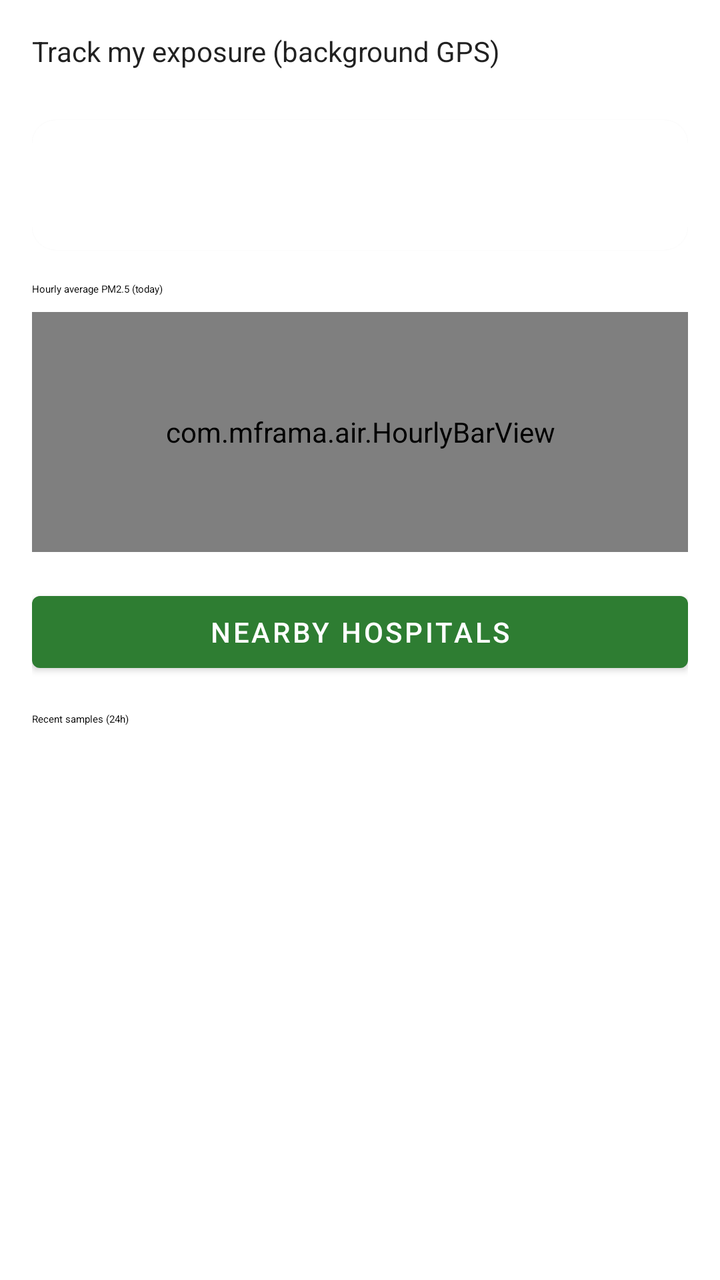
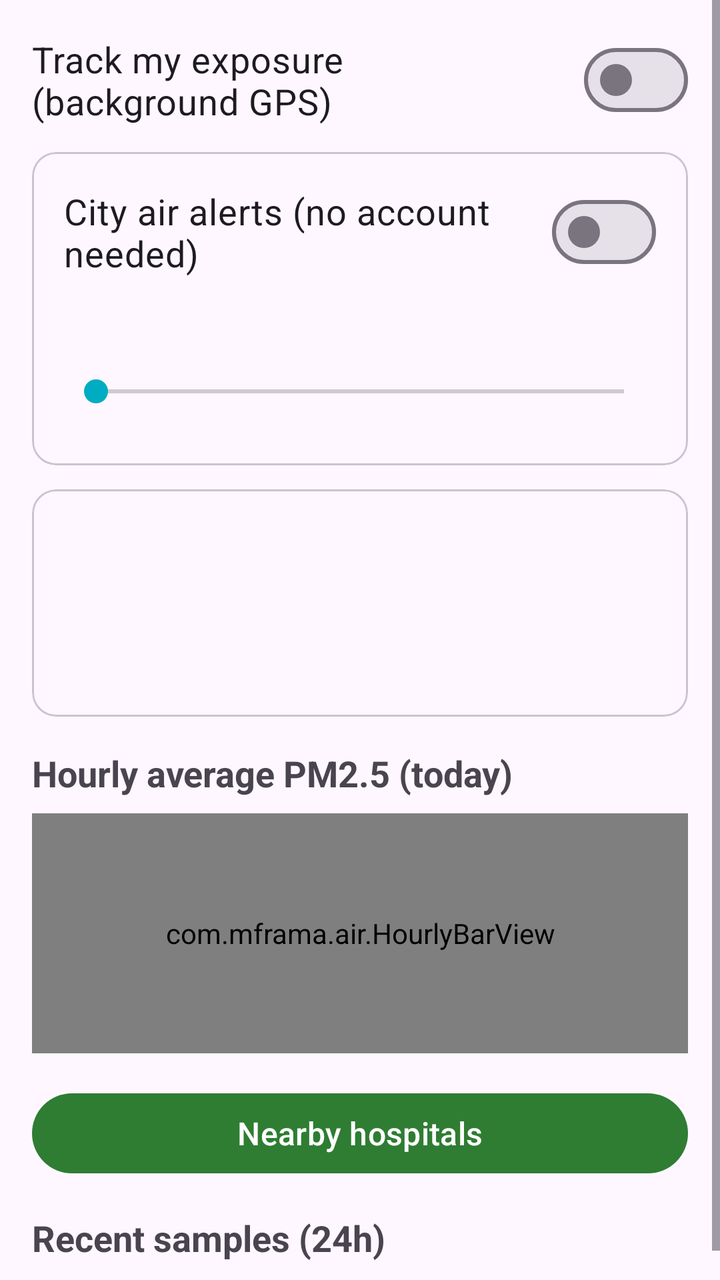

The first picture is an Android layout as it rendered before a commit; the second is the same layout after the commit. The layout source and the unified diff follow.
<!-- AndroidManifest.xml: application theme Theme.Mframa -->
<!-- res/layout/fragment_exposure.xml -->
<?xml version="1.0" encoding="utf-8"?>
<ScrollView xmlns:android="http://schemas.android.com/apk/res/android"
    xmlns:app="http://schemas.android.com/apk/res-auto"
    android:layout_width="match_parent"
    android:layout_height="match_parent">

    <LinearLayout
        android:layout_width="match_parent"
        android:layout_height="wrap_content"
        android:orientation="vertical"
        android:padding="16dp">

        <com.google.android.material.materialswitch.MaterialSwitch
            android:id="@+id/toggle_service"
            android:layout_width="match_parent"
            android:layout_height="wrap_content"
            android:text="@string/exposure_toggle"
            app:showText="false" />

        <com.google.android.material.card.MaterialCardView
            android:layout_width="match_parent"
            android:layout_height="wrap_content"
            android:layout_marginTop="12dp"
            app:cardCornerRadius="12dp">

            <LinearLayout
                android:layout_width="match_parent"
                android:layout_height="wrap_content"
                android:orientation="vertical"
                android:padding="16dp">

                <TextView
                    android:id="@+id/txt_pm25"
                    android:layout_width="match_parent"
                    android:layout_height="wrap_content"
                    android:textAppearance="?attr/textAppearanceTitleMedium" />

                <TextView
                    android:id="@+id/txt_dose"
                    android:layout_width="match_parent"
                    android:layout_height="wrap_content"
                    android:layout_marginTop="8dp"
                    android:textAppearance="?attr/textAppearanceBodyLarge" />

                <TextView
                    android:id="@+id/txt_cigs"
                    android:layout_width="match_parent"
                    android:layout_height="wrap_content"
                    android:layout_marginTop="4dp"
                    android:textAppearance="?attr/textAppearanceBodyLarge" />
            </LinearLayout>
        </com.google.android.material.card.MaterialCardView>

        <TextView
            android:layout_width="match_parent"
            android:layout_height="wrap_content"
            android:layout_marginTop="16dp"
            android:text="@string/exposure_hourly"
            android:textAppearance="?attr/textAppearanceTitleSmall" />

        <com.mframa.air.HourlyBarView
            android:id="@+id/hourly_bars"
            android:layout_width="match_parent"
            android:layout_height="120dp"
            android:layout_marginTop="8dp" />

        <Button
            android:id="@+id/btn_hospitals"
            android:layout_width="match_parent"
            android:layout_height="wrap_content"
            android:layout_marginTop="16dp"
            android:text="@string/hospitals_title" />

        <TextView
            android:layout_width="match_parent"
            android:layout_height="wrap_content"
            android:layout_marginTop="16dp"
            android:text="@string/exposure_recent"
            android:textAppearance="?attr/textAppearanceTitleSmall" />

        <androidx.recyclerview.widget.RecyclerView
            android:id="@+id/samples_list"
            android:layout_width="match_parent"
            android:layout_height="wrap_content"
            android:layout_marginTop="8dp"
            android:nestedScrollingEnabled="false" />
    </LinearLayout>
</ScrollView>
<!-- resources referenced by this layout -->
<resources>
  <string name="exposure_hourly">Hourly average PM2.5 (today)</string>
  <string name="exposure_recent">Recent samples (24h)</string>
  <string name="exposure_toggle">Track my exposure (background GPS)</string>
  <string name="hospitals_title">Nearby hospitals</string>
  <style name="Theme.Mframa" parent="Theme.MaterialComponents.DayNight.NoActionBar">
          <item name="colorPrimary">@color/mframa_primary</item>
          <item name="colorPrimaryVariant">@color/mframa_primary_dark</item>
          <item name="colorSecondary">@color/mframa_accent</item>
      </style>
  <color name="mframa_primary">#2E7D32</color>
  <color name="mframa_primary_dark">#1B5E20</color>
  <color name="mframa_accent">#00ACC1</color>
</resources>

<!-- the commit's change to res/layout/fragment_exposure.xml (unified diff, before → after) -->
@@ -15,7 +15,47 @@
             android:layout_width="match_parent"
             android:layout_height="wrap_content"
             android:text="@string/exposure_toggle"
+            android:textSize="18sp"
             app:showText="false" />
+
+        <com.google.android.material.card.MaterialCardView
+            android:layout_width="match_parent"
+            android:layout_height="wrap_content"
+            android:layout_marginTop="12dp"
+            app:cardCornerRadius="12dp">
+
+            <LinearLayout
+                android:layout_width="match_parent"
+                android:layout_height="wrap_content"
+                android:orientation="vertical"
+                android:padding="16dp">
+
+                <com.google.android.material.materialswitch.MaterialSwitch
+                    android:id="@+id/toggle_alerts"
+                    android:layout_width="match_parent"
+                    android:layout_height="wrap_content"
+                    android:text="@string/alerts_toggle"
+                    android:textSize="18sp"
+                    app:showText="false" />
+
+                <TextView
+                    android:id="@+id/txt_threshold"
+                    android:layout_width="match_parent"
+                    android:layout_height="wrap_content"
+                    android:layout_marginTop="8dp"
+                    android:textSize="17sp"
+                    android:textStyle="bold" />
+
+                <SeekBar
+                    android:id="@+id/seek_threshold"
+                    android:layout_width="match_parent"
+                    android:layout_height="wrap_content"
+                    android:layout_marginTop="4dp"
+                    android:max="6"
+                    android:paddingTop="12dp"
+                    android:paddingBottom="12dp" />
+            </LinearLayout>
+        </com.google.android.material.card.MaterialCardView>
 
         <com.google.android.material.card.MaterialCardView
             android:layout_width="match_parent"
@@ -33,21 +73,22 @@
                     android:id="@+id/txt_pm25"
                     android:layout_width="match_parent"
                     android:layout_height="wrap_content"
-                    android:textAppearance="?attr/textAppearanceTitleMedium" />
+                    android:textSize="18sp"
+                    android:textStyle="bold" />
 
                 <TextView
                     android:id="@+id/txt_dose"
                     android:layout_width="match_parent"
                     android:layout_height="wrap_content"
                     android:layout_marginTop="8dp"
-                    android:textAppearance="?attr/textAppearanceBodyLarge" />
+                    android:textSize="17sp" />
 
                 <TextView
                     android:id="@+id/txt_cigs"
                     android:layout_width="match_parent"
                     android:layout_height="wrap_content"
                     android:layout_marginTop="4dp"
-                    android:textAppearance="?attr/textAppearanceBodyLarge" />
+                    android:textSize="17sp" />
             </LinearLayout>
         </com.google.android.material.card.MaterialCardView>
 
@@ -56,7 +97,8 @@
             android:layout_height="wrap_content"
             android:layout_marginTop="16dp"
             android:text="@string/exposure_hourly"
-            android:textAppearance="?attr/textAppearanceTitleSmall" />
+            android:textSize="18sp"
+            android:textStyle="bold" />
 
         <com.mframa.air.HourlyBarView
             android:id="@+id/hourly_bars"
@@ -69,14 +111,16 @@
             android:layout_width="match_parent"
             android:layout_height="wrap_content"
             android:layout_marginTop="16dp"
-            android:text="@string/hospitals_title" />
+            android:text="@string/hospitals_title"
+            android:textSize="16sp" />
 
         <TextView
             android:layout_width="match_parent"
             android:layout_height="wrap_content"
             android:layout_marginTop="16dp"
             android:text="@string/exposure_recent"
-            android:textAppearance="?attr/textAppearanceTitleSmall" />
+            android:textSize="18sp"
+            android:textStyle="bold" />
 
         <androidx.recyclerview.widget.RecyclerView
             android:id="@+id/samples_list"
<!-- resource entries referenced after the edit -->
@@ -1,10 +1,11 @@
 <!-- resources referenced by this layout -->
 <resources>
+  <string name="alerts_toggle">City air alerts (no account needed)</string>
   <string name="exposure_hourly">Hourly average PM2.5 (today)</string>
   <string name="exposure_recent">Recent samples (24h)</string>
   <string name="exposure_toggle">Track my exposure (background GPS)</string>
   <string name="hospitals_title">Nearby hospitals</string>
-  <style name="Theme.Mframa" parent="Theme.MaterialComponents.DayNight.NoActionBar">
+  <style name="Theme.Mframa" parent="Theme.Material3.DayNight.NoActionBar">
           <item name="colorPrimary">@color/mframa_primary</item>
           <item name="colorPrimaryVariant">@color/mframa_primary_dark</item>
           <item name="colorSecondary">@color/mframa_accent</item>
